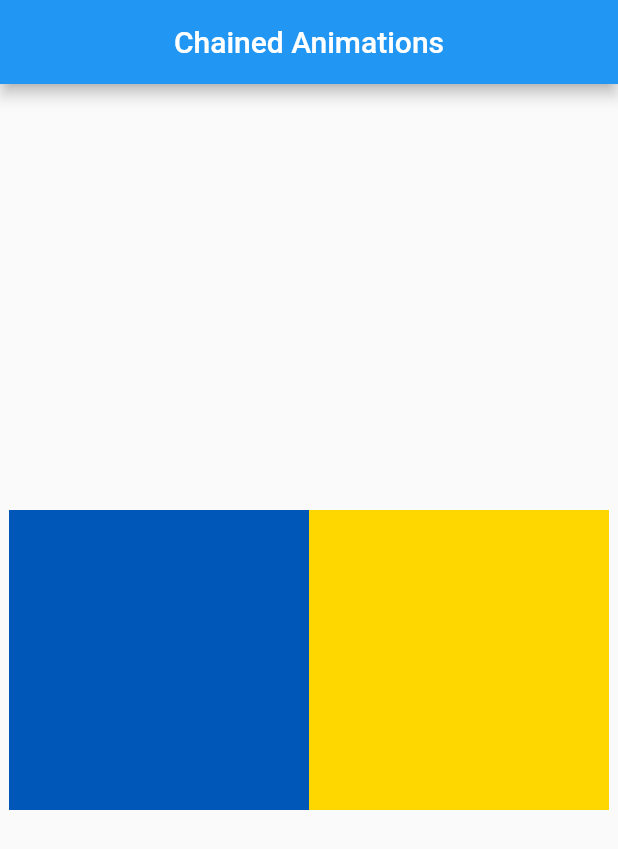
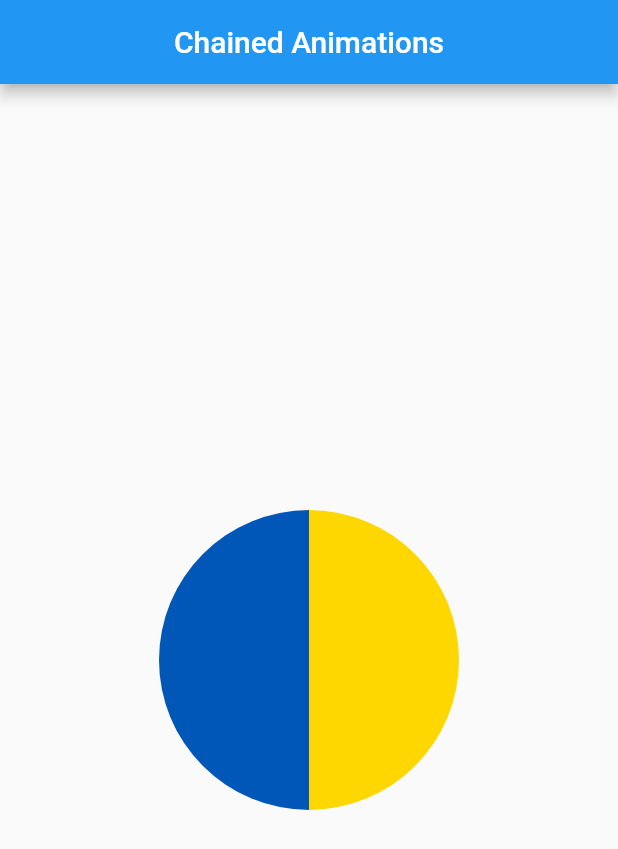
Before and after one commit to hwangblood/flutter-animations-course, a Flutter app: the screen it shows after launch, on a phone screen of 412 x 824 dp. Shown: the top 849 px of the screen. Run offline on Flutter 3.47's test engine with Material 2 defaults, Android fonts, the phone set to English and light mode, and no system bars.

Commit message:
example2: Clippers, Paths, Embedding Widget

```diff
--- a/example2_chained_animations/lib/main.dart
+++ b/example2_chained_animations/lib/main.dart
@@ -12,6 +12,55 @@ class MyApp extends StatelessWidget {
       home: HomePage(),
     );
   }
+}
+
+enum CircleSide {
+  left,
+  right,
+}
+
+extension ToPath on CircleSide {
+  /// parameter size is the size of Container
+  Path toPath(Size size) {
+    final path = Path();
+
+    late Offset offset;
+    late bool clockwise;
+
+    switch (this) {
+      case CircleSide.left:
+        path.moveTo(size.width, 0);
+        offset = Offset(size.width, size.height);
+        clockwise = false;
+        break;
+      case CircleSide.right:
+        // path.moveTo(0, 0);  // this is the default origin point
+        offset = Offset(0, size.height);
+        clockwise = true;
+        break;
+    }
+    path.arcToPoint(
+      offset,
+      radius: Radius.elliptical(size.width / 2, size.height / 2),
+      clockwise: clockwise,
+    );
+
+    path.close();
+    return path;
+  }
+}
+
+class HalfCircleClipper extends CustomClipper<Path> {
+  final CircleSide circleSide;
+
+  HalfCircleClipper(this.circleSide);
+
+  @override
+  Path getClip(Size size) => circleSide.toPath(size);
+
+  // in here, we want to redraw clip path
+  @override
+  bool shouldReclip(covariant CustomClipper<Path> oldClipper) => true;
 }
 
 class HomePage extends StatefulWidget {
@@ -35,15 +84,21 @@ class _HomePageState extends State<HomePage> {
         child: Row(
           mainAxisAlignment: MainAxisAlignment.center,
           children: [
-            Container(
+            ClipPath(
+              clipper: HalfCircleClipper(CircleSide.left),
+              child: Container(
                 width: 200,
                 height: 200,
                 color: const Color(0xff0057b7),
               ),
-            Container(
+            ),
+            ClipPath(
+              clipper: HalfCircleClipper(CircleSide.right),
+              child: Container(
                 width: 200,
                 height: 200,
                 color: const Color(0xffffd700),
+              ),
             ),
           ],
         ),
```
Lines whose indentation alone changed are shown as unchanged.
